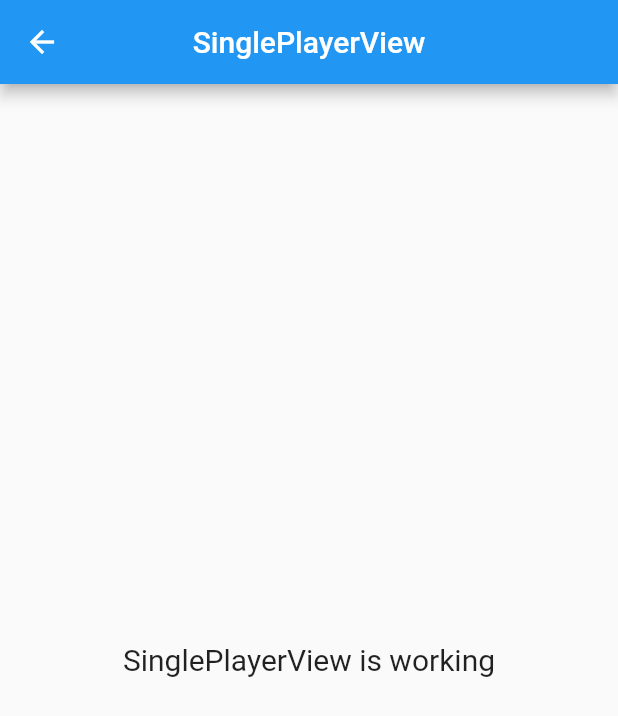
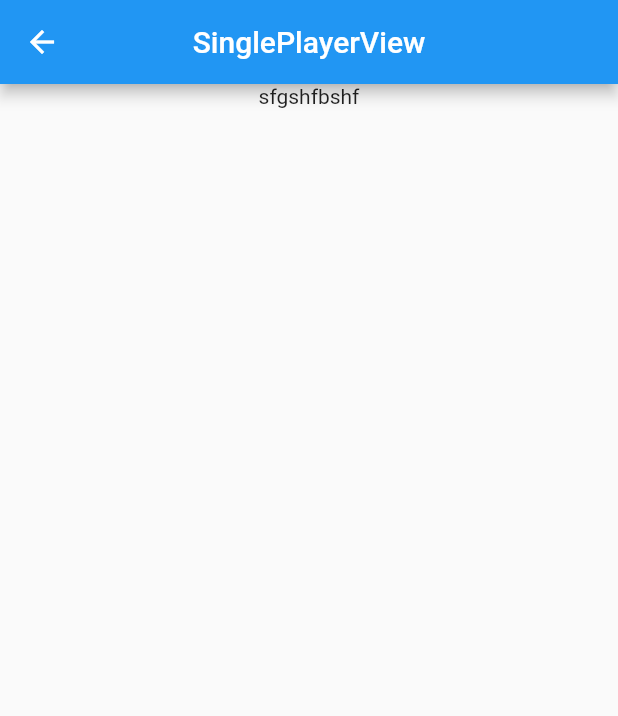
Before and after one commit to khandaker-shamsul-arafen/tic_tactoe_game, a Flutter app: the SinglePlayerView screen opened by its route, on a phone screen of 412 x 824 dp. Shown: the top 716 px of the screen. Run offline on Flutter 3.47's test engine with Material 2 defaults, Android fonts, the phone set to English and light mode, and no system bars; our stand-ins replace get.

Commit message:
Try Apps

```diff
--- a/lib/app/modules/singlePlayer/views/single_player_view.dart
+++ b/lib/app/modules/singlePlayer/views/single_player_view.dart
@@ -10,15 +10,16 @@ class SinglePlayerView extends GetView<SinglePlayerController> {
   Widget build(BuildContext context) {
     return Scaffold(
       appBar: AppBar(
-        title: const Text('SinglePlayerView'),
-        centerTitle: true,
-      ),
-      body: Center(
-        child: Text(
-          'SinglePlayerView is working',
-          style: TextStyle(fontSize: 20),
+          title: const Text('SinglePlayerView'),
+          centerTitle: true,
         ),
-      ),
-    );
+        body: Column(
+          children: [
+            Text("sfgshfbshf"),
+            Row(
+              children: [],
+            )
+          ],
+        ));
   }
 }
```
